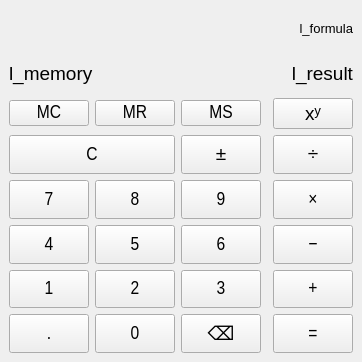
First picture: the form in calculator/mainwindow.ui, repository amanzhola/cpp-deque, before the edit.
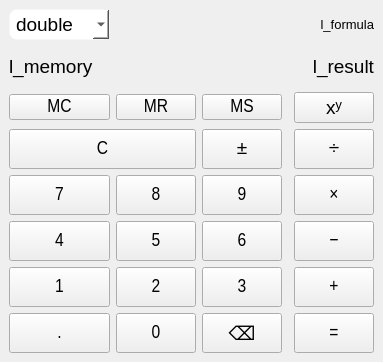
Second picture: the form after the edit.

```diff
--- a/calculator/mainwindow.ui
+++ b/calculator/mainwindow.ui
@@ -6,7 +6,7 @@
    <rect>
     <x>0</x>
     <y>0</y>
-    <width>342</width>
+    <width>364</width>
     <height>362</height>
    </rect>
   </property>
@@ -25,124 +25,173 @@
    <string>Калькулятор</string>
   </property>
   <widget class="QWidget" name="centralwidget">
-   <layout class="QGridLayout" name="gridLayout" rowstretch="0,0,0,0,0,0,0,0,0,0" columnstretch="0,2,2,2,0,3">
-    <item row="1" column="1" colspan="5">
-     <layout class="QHBoxLayout" name="horizontalLayout" stretch="0,1">
-      <item>
-       <widget class="QLabel" name="l_memory">
-        <property name="sizePolicy">
-         <sizepolicy hsizetype="Preferred" vsizetype="Preferred">
-          <horstretch>0</horstretch>
-          <verstretch>0</verstretch>
-         </sizepolicy>
-        </property>
-        <property name="font">
-         <font>
-          <pointsize>14</pointsize>
-         </font>
-        </property>
-        <property name="text">
-         <string>l_memory</string>
-        </property>
-       </widget>
-      </item>
-      <item>
-       <widget class="QLabel" name="l_result">
-        <property name="sizePolicy">
-         <sizepolicy hsizetype="Preferred" vsizetype="Preferred">
-          <horstretch>0</horstretch>
-          <verstretch>0</verstretch>
-         </sizepolicy>
-        </property>
-        <property name="font">
-         <font>
-          <pointsize>14</pointsize>
-         </font>
-        </property>
-        <property name="text">
-         <string>l_result</string>
-        </property>
-        <property name="alignment">
-         <set>Qt::AlignmentFlag::AlignRight|Qt::AlignmentFlag::AlignTrailing|Qt::AlignmentFlag::AlignVCenter</set>
-        </property>
-       </widget>
-      </item>
-     </layout>
-    </item>
-    <item row="5" column="3">
-     <widget class="QPushButton" name="pb_nine">
-      <property name="sizePolicy">
-       <sizepolicy hsizetype="Preferred" vsizetype="Preferred">
-        <horstretch>0</horstretch>
-        <verstretch>0</verstretch>
-       </sizepolicy>
-      </property>
-      <property name="minimumSize">
-       <size>
-        <width>0</width>
-        <height>0</height>
-       </size>
-      </property>
-      <property name="font">
-       <font>
-        <family>Arial Narrow</family>
-        <pointsize>14</pointsize>
-       </font>
-      </property>
-      <property name="text">
-       <string>9</string>
-      </property>
-      <property name="shortcut">
-       <string>9</string>
-      </property>
-     </widget>
-    </item>
-    <item row="2" column="3">
-     <widget class="QPushButton" name="pb_ms">
-      <property name="minimumSize">
-       <size>
-        <width>0</width>
-        <height>0</height>
-       </size>
-      </property>
-      <property name="font">
-       <font>
-        <family>Arial Narrow</family>
-        <pointsize>14</pointsize>
-       </font>
-      </property>
-      <property name="text">
-       <string>MS</string>
-      </property>
-     </widget>
-    </item>
-    <item row="2" column="2">
-     <widget class="QPushButton" name="pb_mr">
-      <property name="minimumSize">
-       <size>
-        <width>0</width>
-        <height>0</height>
-       </size>
-      </property>
-      <property name="font">
-       <font>
-        <family>Arial Narrow</family>
-        <pointsize>14</pointsize>
-       </font>
-      </property>
-      <property name="text">
-       <string>MR</string>
-      </property>
-     </widget>
-    </item>
-    <item row="2" column="5">
-     <widget class="QPushButton" name="pb_power">
-      <property name="text">
-       <string>xʸ</string>
-      </property>
-     </widget>
-    </item>
+   <layout class="QGridLayout" name="gridLayout" rowstretch="0,0,0,0,0,0,0,0,0,0,0" columnstretch="0,2,2,2,0,3">
     <item row="9" column="5">
+     <widget class="QPushButton" name="pb_add">
+      <property name="sizePolicy">
+       <sizepolicy hsizetype="Preferred" vsizetype="Preferred">
+        <horstretch>0</horstretch>
+        <verstretch>0</verstretch>
+       </sizepolicy>
+      </property>
+      <property name="minimumSize">
+       <size>
+        <width>0</width>
+        <height>0</height>
+       </size>
+      </property>
+      <property name="font">
+       <font>
+        <family>Arial Narrow</family>
+        <pointsize>14</pointsize>
+       </font>
+      </property>
+      <property name="text">
+       <string>+</string>
+      </property>
+      <property name="shortcut">
+       <string>+</string>
+      </property>
+     </widget>
+    </item>
+    <item row="6" column="2">
+     <widget class="QPushButton" name="pb_eight">
+      <property name="sizePolicy">
+       <sizepolicy hsizetype="Preferred" vsizetype="Preferred">
+        <horstretch>0</horstretch>
+        <verstretch>0</verstretch>
+       </sizepolicy>
+      </property>
+      <property name="minimumSize">
+       <size>
+        <width>0</width>
+        <height>0</height>
+       </size>
+      </property>
+      <property name="font">
+       <font>
+        <family>Arial Narrow</family>
+        <pointsize>14</pointsize>
+       </font>
+      </property>
+      <property name="text">
+       <string>8</string>
+      </property>
+      <property name="shortcut">
+       <string>8</string>
+      </property>
+     </widget>
+    </item>
+    <item row="7" column="1">
+     <widget class="QPushButton" name="pb_four">
+      <property name="sizePolicy">
+       <sizepolicy hsizetype="Preferred" vsizetype="Preferred">
+        <horstretch>0</horstretch>
+        <verstretch>0</verstretch>
+       </sizepolicy>
+      </property>
+      <property name="minimumSize">
+       <size>
+        <width>0</width>
+        <height>0</height>
+       </size>
+      </property>
+      <property name="font">
+       <font>
+        <family>Arial Narrow</family>
+        <pointsize>14</pointsize>
+       </font>
+      </property>
+      <property name="text">
+       <string>4</string>
+      </property>
+      <property name="shortcut">
+       <string>4</string>
+      </property>
+     </widget>
+    </item>
+    <item row="7" column="2">
+     <widget class="QPushButton" name="pb_five">
+      <property name="sizePolicy">
+       <sizepolicy hsizetype="Preferred" vsizetype="Preferred">
+        <horstretch>0</horstretch>
+        <verstretch>0</verstretch>
+       </sizepolicy>
+      </property>
+      <property name="minimumSize">
+       <size>
+        <width>0</width>
+        <height>0</height>
+       </size>
+      </property>
+      <property name="font">
+       <font>
+        <family>Arial Narrow</family>
+        <pointsize>14</pointsize>
+       </font>
+      </property>
+      <property name="text">
+       <string>5</string>
+      </property>
+      <property name="shortcut">
+       <string>5</string>
+      </property>
+     </widget>
+    </item>
+    <item row="5" column="3">
+     <widget class="QPushButton" name="pb_negate">
+      <property name="sizePolicy">
+       <sizepolicy hsizetype="Preferred" vsizetype="Preferred">
+        <horstretch>0</horstretch>
+        <verstretch>0</verstretch>
+       </sizepolicy>
+      </property>
+      <property name="minimumSize">
+       <size>
+        <width>0</width>
+        <height>0</height>
+       </size>
+      </property>
+      <property name="font">
+       <font>
+        <family>Arial Narrow</family>
+        <pointsize>14</pointsize>
+       </font>
+      </property>
+      <property name="text">
+       <string>±</string>
+      </property>
+     </widget>
+    </item>
+    <item row="6" column="1">
+     <widget class="QPushButton" name="pb_seven">
+      <property name="sizePolicy">
+       <sizepolicy hsizetype="Preferred" vsizetype="Preferred">
+        <horstretch>0</horstretch>
+        <verstretch>0</verstretch>
+       </sizepolicy>
+      </property>
+      <property name="minimumSize">
+       <size>
+        <width>0</width>
+        <height>0</height>
+       </size>
+      </property>
+      <property name="font">
+       <font>
+        <family>Arial Narrow</family>
+        <pointsize>14</pointsize>
+       </font>
+      </property>
+      <property name="text">
+       <string>7</string>
+      </property>
+      <property name="shortcut">
+       <string>7</string>
+      </property>
+     </widget>
+    </item>
+    <item row="10" column="5">
      <widget class="QPushButton" name="pb_equal">
       <property name="sizePolicy">
        <sizepolicy hsizetype="Preferred" vsizetype="Preferred">
@@ -170,8 +219,27 @@
       </property>
      </widget>
     </item>
-    <item row="8" column="3">
-     <widget class="QPushButton" name="pb_three">
+    <item row="3" column="1">
+     <widget class="QPushButton" name="pb_mc">
+      <property name="minimumSize">
+       <size>
+        <width>0</width>
+        <height>0</height>
+       </size>
+      </property>
+      <property name="font">
+       <font>
+        <family>Arial Narrow</family>
+        <pointsize>14</pointsize>
+       </font>
+      </property>
+      <property name="text">
+       <string>MC</string>
+      </property>
+     </widget>
+    </item>
+    <item row="10" column="1">
+     <widget class="QPushButton" name="tb_extra">
       <property name="sizePolicy">
        <sizepolicy hsizetype="Preferred" vsizetype="Preferred">
         <horstretch>0</horstretch>
@@ -191,14 +259,83 @@
        </font>
       </property>
       <property name="text">
-       <string>3</string>
+       <string>.</string>
+      </property>
+     </widget>
+    </item>
+    <item row="9" column="1">
+     <widget class="QPushButton" name="pb_one">
+      <property name="sizePolicy">
+       <sizepolicy hsizetype="Preferred" vsizetype="Preferred">
+        <horstretch>0</horstretch>
+        <verstretch>0</verstretch>
+       </sizepolicy>
+      </property>
+      <property name="minimumSize">
+       <size>
+        <width>0</width>
+        <height>0</height>
+       </size>
+      </property>
+      <property name="font">
+       <font>
+        <family>Arial Narrow</family>
+        <pointsize>14</pointsize>
+       </font>
+      </property>
+      <property name="text">
+       <string>1</string>
       </property>
       <property name="shortcut">
        <string>3</string>
       </property>
      </widget>
     </item>
-    <item row="9" column="3">
+    <item row="3" column="3">
+     <widget class="QPushButton" name="pb_ms">
+      <property name="minimumSize">
+       <size>
+        <width>0</width>
+        <height>0</height>
+       </size>
+      </property>
+      <property name="font">
+       <font>
+        <family>Arial Narrow</family>
+        <pointsize>14</pointsize>
+       </font>
+      </property>
+      <property name="text">
+       <string>MS</string>
+      </property>
+     </widget>
+    </item>
+    <item row="10" column="2">
+     <widget class="QPushButton" name="pb_zero">
+      <property name="sizePolicy">
+       <sizepolicy hsizetype="Preferred" vsizetype="Preferred">
+        <horstretch>0</horstretch>
+        <verstretch>0</verstretch>
+       </sizepolicy>
+      </property>
+      <property name="minimumSize">
+       <size>
+        <width>0</width>
+        <height>0</height>
+       </size>
+      </property>
+      <property name="font">
+       <font>
+        <family>Arial Narrow</family>
+        <pointsize>14</pointsize>
+       </font>
+      </property>
+      <property name="text">
+       <string>0</string>
+      </property>
+     </widget>
+    </item>
+    <item row="10" column="3">
      <widget class="QPushButton" name="pb_backspace">
       <property name="sizePolicy">
        <sizepolicy hsizetype="Preferred" vsizetype="Preferred">
@@ -211,8 +348,8 @@
       </property>
      </widget>
     </item>
-    <item row="8" column="2">
-     <widget class="QPushButton" name="pb_two">
+    <item row="9" column="3">
+     <widget class="QPushButton" name="pb_three">
       <property name="sizePolicy">
        <sizepolicy hsizetype="Preferred" vsizetype="Preferred">
         <horstretch>0</horstretch>
@@ -232,85 +369,70 @@
        </font>
       </property>
       <property name="text">
-       <string>2</string>
+       <string>3</string>
       </property>
       <property name="shortcut">
-       <string>2</string>
-      </property>
-     </widget>
-    </item>
-    <item row="5" column="1">
-     <widget class="QPushButton" name="pb_seven">
-      <property name="sizePolicy">
-       <sizepolicy hsizetype="Preferred" vsizetype="Preferred">
-        <horstretch>0</horstretch>
-        <verstretch>0</verstretch>
-       </sizepolicy>
-      </property>
-      <property name="minimumSize">
-       <size>
-        <width>0</width>
-        <height>0</height>
-       </size>
-      </property>
-      <property name="font">
-       <font>
-        <family>Arial Narrow</family>
-        <pointsize>14</pointsize>
-       </font>
-      </property>
-      <property name="text">
-       <string>7</string>
-      </property>
-      <property name="shortcut">
-       <string>7</string>
-      </property>
-     </widget>
-    </item>
-    <item row="0" column="1" colspan="5">
-     <widget class="QLabel" name="l_formula">
-      <property name="font">
-       <font>
-        <pointsize>10</pointsize>
-       </font>
-      </property>
-      <property name="text">
-       <string>l_formula</string>
-      </property>
-      <property name="alignment">
-       <set>Qt::AlignmentFlag::AlignRight|Qt::AlignmentFlag::AlignTrailing|Qt::AlignmentFlag::AlignVCenter</set>
-      </property>
-     </widget>
-    </item>
-    <item row="5" column="2">
-     <widget class="QPushButton" name="pb_eight">
-      <property name="sizePolicy">
-       <sizepolicy hsizetype="Preferred" vsizetype="Preferred">
-        <horstretch>0</horstretch>
-        <verstretch>0</verstretch>
-       </sizepolicy>
-      </property>
-      <property name="minimumSize">
-       <size>
-        <width>0</width>
-        <height>0</height>
-       </size>
-      </property>
-      <property name="font">
-       <font>
-        <family>Arial Narrow</family>
-        <pointsize>14</pointsize>
-       </font>
-      </property>
-      <property name="text">
-       <string>8</string>
-      </property>
-      <property name="shortcut">
-       <string>8</string>
+       <string>3</string>
       </property>
      </widget>
     </item>
     <item row="6" column="5">
+     <widget class="QPushButton" name="pb_multiplicate">
+      <property name="sizePolicy">
+       <sizepolicy hsizetype="Expanding" vsizetype="Preferred">
+        <horstretch>0</horstretch>
+        <verstretch>0</verstretch>
+       </sizepolicy>
+      </property>
+      <property name="minimumSize">
+       <size>
+        <width>0</width>
+        <height>0</height>
+       </size>
+      </property>
+      <property name="font">
+       <font>
+        <family>Arial Narrow</family>
+        <pointsize>14</pointsize>
+       </font>
+      </property>
+      <property name="text">
+       <string>×</string>
+      </property>
+      <property name="shortcut">
+       <string>*</string>
+      </property>
+     </widget>
+    </item>
+    <item row="7" column="3">
+     <widget class="QPushButton" name="pb_six">
+      <property name="sizePolicy">
+       <sizepolicy hsizetype="Preferred" vsizetype="Preferred">
+        <horstretch>0</horstretch>
+        <verstretch>0</verstretch>
+       </sizepolicy>
+      </property>
+      <property name="minimumSize">
+       <size>
+        <width>0</width>
+        <height>0</height>
+       </size>
+      </property>
+      <property name="font">
+       <font>
+        <family>Arial Narrow</family>
+        <pointsize>14</pointsize>
+       </font>
+      </property>
+      <property name="text">
+       <string>6</string>
+      </property>
+      <property name="shortcut">
+       <string>6</string>
+      </property>
+     </widget>
+    </item>
+    <item row="7" column="5">
      <widget class="QPushButton" name="pb_subtract">
       <property name="sizePolicy">
        <sizepolicy hsizetype="Preferred" vsizetype="Preferred">
@@ -338,14 +460,8 @@
       </property>
      </widget>
     </item>
-    <item row="6" column="3">
-     <widget class="QPushButton" name="pb_six">
-      <property name="sizePolicy">
-       <sizepolicy hsizetype="Preferred" vsizetype="Preferred">
-        <horstretch>0</horstretch>
-        <verstretch>0</verstretch>
-       </sizepolicy>
-      </property>
+    <item row="3" column="2">
+     <widget class="QPushButton" name="pb_mr">
       <property name="minimumSize">
        <size>
         <width>0</width>
@@ -359,42 +475,14 @@
        </font>
       </property>
       <property name="text">
-       <string>6</string>
+       <string>MR</string>
       </property>
       <property name="shortcut">
        <string>6</string>
       </property>
      </widget>
     </item>
-    <item row="6" column="1">
-     <widget class="QPushButton" name="pb_four">
-      <property name="sizePolicy">
-       <sizepolicy hsizetype="Preferred" vsizetype="Preferred">
-        <horstretch>0</horstretch>
-        <verstretch>0</verstretch>
-       </sizepolicy>
-      </property>
-      <property name="minimumSize">
-       <size>
-        <width>0</width>
-        <height>0</height>
-       </size>
-      </property>
-      <property name="font">
-       <font>
-        <family>Arial Narrow</family>
-        <pointsize>14</pointsize>
-       </font>
-      </property>
-      <property name="text">
-       <string>4</string>
-      </property>
-      <property name="shortcut">
-       <string>4</string>
-      </property>
-     </widget>
-    </item>
-    <item row="4" column="5">
+    <item row="5" column="5">
      <widget class="QPushButton" name="pb_divide">
       <property name="sizePolicy">
        <sizepolicy hsizetype="Preferred" vsizetype="Preferred">
@@ -422,8 +510,8 @@
       </property>
      </widget>
     </item>
-    <item row="8" column="1">
-     <widget class="QPushButton" name="pb_one">
+    <item row="6" column="3">
+     <widget class="QPushButton" name="pb_nine">
       <property name="sizePolicy">
        <sizepolicy hsizetype="Preferred" vsizetype="Preferred">
         <horstretch>0</horstretch>
@@ -443,15 +531,15 @@
        </font>
       </property>
       <property name="text">
-       <string>1</string>
+       <string>9</string>
       </property>
       <property name="shortcut">
        <string>1</string>
       </property>
      </widget>
     </item>
-    <item row="6" column="2">
-     <widget class="QPushButton" name="pb_five">
+    <item row="9" column="2">
+     <widget class="QPushButton" name="pb_two">
       <property name="sizePolicy">
        <sizepolicy hsizetype="Preferred" vsizetype="Preferred">
         <horstretch>0</horstretch>
@@ -471,14 +559,14 @@
        </font>
       </property>
       <property name="text">
-       <string>5</string>
+       <string>2</string>
       </property>
       <property name="shortcut">
        <string>5</string>
       </property>
      </widget>
     </item>
-    <item row="4" column="1" colspan="2">
+    <item row="5" column="1" colspan="2">
      <widget class="QPushButton" name="pb_reset">
       <property name="sizePolicy">
        <sizepolicy hsizetype="Preferred" vsizetype="Preferred">
@@ -506,153 +594,125 @@
       </property>
      </widget>
     </item>
-    <item row="2" column="1">
-     <widget class="QPushButton" name="pb_mc">
-      <property name="minimumSize">
-       <size>
-        <width>0</width>
-        <height>0</height>
-       </size>
-      </property>
-      <property name="font">
-       <font>
-        <family>Arial Narrow</family>
-        <pointsize>14</pointsize>
-       </font>
-      </property>
-      <property name="text">
-       <string>MC</string>
-      </property>
-     </widget>
+    <item row="2" column="1" colspan="5">
+     <layout class="QHBoxLayout" name="horizontalLayout" stretch="0,1">
+      <item>
+       <widget class="QLabel" name="l_memory">
+        <property name="sizePolicy">
+         <sizepolicy hsizetype="Preferred" vsizetype="Preferred">
+          <horstretch>0</horstretch>
+          <verstretch>0</verstretch>
+         </sizepolicy>
+        </property>
+        <property name="font">
+         <font>
+          <pointsize>14</pointsize>
+         </font>
+        </property>
+        <property name="text">
+         <string>l_memory</string>
+        </property>
+       </widget>
+      </item>
+      <item>
+       <widget class="QLabel" name="l_result">
+        <property name="sizePolicy">
+         <sizepolicy hsizetype="Preferred" vsizetype="Preferred">
+          <horstretch>0</horstretch>
+          <verstretch>0</verstretch>
+         </sizepolicy>
+        </property>
+        <property name="font">
+         <font>
+          <pointsize>14</pointsize>
+         </font>
+        </property>
+        <property name="text">
+         <string>l_result</string>
+        </property>
+        <property name="alignment">
+         <set>Qt::AlignmentFlag::AlignRight|Qt::AlignmentFlag::AlignTrailing|Qt::AlignmentFlag::AlignVCenter</set>
+        </property>
+       </widget>
+      </item>
+     </layout>
     </item>
-    <item row="8" column="5">
-     <widget class="QPushButton" name="pb_add">
-      <property name="sizePolicy">
-       <sizepolicy hsizetype="Preferred" vsizetype="Preferred">
-        <horstretch>0</horstretch>
-        <verstretch>0</verstretch>
-       </sizepolicy>
-      </property>
-      <property name="minimumSize">
-       <size>
-        <width>0</width>
-        <height>0</height>
-       </size>
-      </property>
-      <property name="font">
-       <font>
-        <family>Arial Narrow</family>
-        <pointsize>14</pointsize>
-       </font>
-      </property>
+    <item row="3" column="5">
+     <widget class="QPushButton" name="pb_power">
       <property name="text">
-       <string>+</string>
+       <string>xʸ</string>
       </property>
       <property name="shortcut">
        <string>+</string>
       </property>
      </widget>
     </item>
-    <item row="5" column="5">
-     <widget class="QPushButton" name="pb_multiplicate">
-      <property name="sizePolicy">
-       <sizepolicy hsizetype="Expanding" vsizetype="Preferred">
-        <horstretch>0</horstretch>
-        <verstretch>0</verstretch>
-       </sizepolicy>
+    <item row="0" column="1">
+     <widget class="QComboBox" name="cmb_controller">
+      <property name="styleSheet">
+       <string notr="true">QComboBox {
+    border: 1px solid transparent; /* убираем видимую обводку */
+    border-radius: 8px;
+    padding: 2px 6px;
+    background-color: white;
+}
+
+QComboBox QAbstractItemView {
+    border-radius: 6px;
+    background-color: white;
+    selection-background-color: lightgray;
+}
+</string>
       </property>
-      <property name="minimumSize">
-       <size>
-        <width>0</width>
-        <height>0</height>
-       </size>
-      </property>
-      <property name="font">
-       <font>
-        <family>Arial Narrow</family>
-        <pointsize>14</pointsize>
-       </font>
-      </property>
-      <property name="text">
-       <string>×</string>
-      </property>
-      <property name="shortcut">
-       <string>*</string>
-      </property>
+      <item>
+       <property name="text">
+        <string>double</string>
+       </property>
+      </item>
+      <item>
+       <property name="text">
+        <string>float</string>
+       </property>
+      </item>
+      <item>
+       <property name="text">
+        <string>uint8_t</string>
+       </property>
+      </item>
+      <item>
+       <property name="text">
+        <string>int</string>
+       </property>
+      </item>
+      <item>
+       <property name="text">
+        <string>int64_t</string>
+       </property>
+      </item>
+      <item>
+       <property name="text">
+        <string>size_t</string>
+       </property>
+      </item>
+      <item>
+       <property name="text">
+        <string>Rational</string>
+       </property>
+      </item>
      </widget>
     </item>
-    <item row="4" column="3">
-     <widget class="QPushButton" name="pb_negate">
-      <property name="sizePolicy">
-       <sizepolicy hsizetype="Preferred" vsizetype="Preferred">
-        <horstretch>0</horstretch>
-        <verstretch>0</verstretch>
-       </sizepolicy>
-      </property>
-      <property name="minimumSize">
-       <size>
-        <width>0</width>
-        <height>0</height>
-       </size>
-      </property>
+    <item row="0" column="2" colspan="4">
+     <widget class="QLabel" name="l_formula">
       <property name="font">
        <font>
-        <family>Arial Narrow</family>
-        <pointsize>14</pointsize>
+        <pointsize>10</pointsize>
        </font>
       </property>
       <property name="text">
-       <string>±</string>
+       <string>l_formula</string>
       </property>
-     </widget>
-    </item>
-    <item row="9" column="1">
-     <widget class="QPushButton" name="pb_comma">
-      <property name="sizePolicy">
-       <sizepolicy hsizetype="Preferred" vsizetype="Preferred">
-        <horstretch>0</horstretch>
-        <verstretch>0</verstretch>
-       </sizepolicy>
-      </property>
-      <property name="minimumSize">
-       <size>
-        <width>0</width>
-        <height>0</height>
-       </size>
-      </property>
-      <property name="font">
-       <font>
-        <family>Arial Narrow</family>
-        <pointsize>14</pointsize>
-       </font>
-      </property>
-      <property name="text">
-       <string>.</string>
-      </property>
-     </widget>
-    </item>
-    <item row="9" column="2">
-     <widget class="QPushButton" name="pb_zero">
-      <property name="sizePolicy">
-       <sizepolicy hsizetype="Preferred" vsizetype="Preferred">
-        <horstretch>0</horstretch>
-        <verstretch>0</verstretch>
-       </sizepolicy>
-      </property>
-      <property name="minimumSize">
-       <size>
-        <width>0</width>
-        <height>0</height>
-       </size>
-      </property>
-      <property name="font">
-       <font>
-        <family>Arial Narrow</family>
-        <pointsize>14</pointsize>
-       </font>
-      </property>
-      <property name="text">
-       <string>0</string>
+      <property name="alignment">
+       <set>Qt::AlignmentFlag::AlignRight|Qt::AlignmentFlag::AlignTrailing|Qt::AlignmentFlag::AlignVCenter</set>
       </property>
      </widget>
     </item>
```
Left out of the diff: 12 changed lines with no effect on the pictures.
